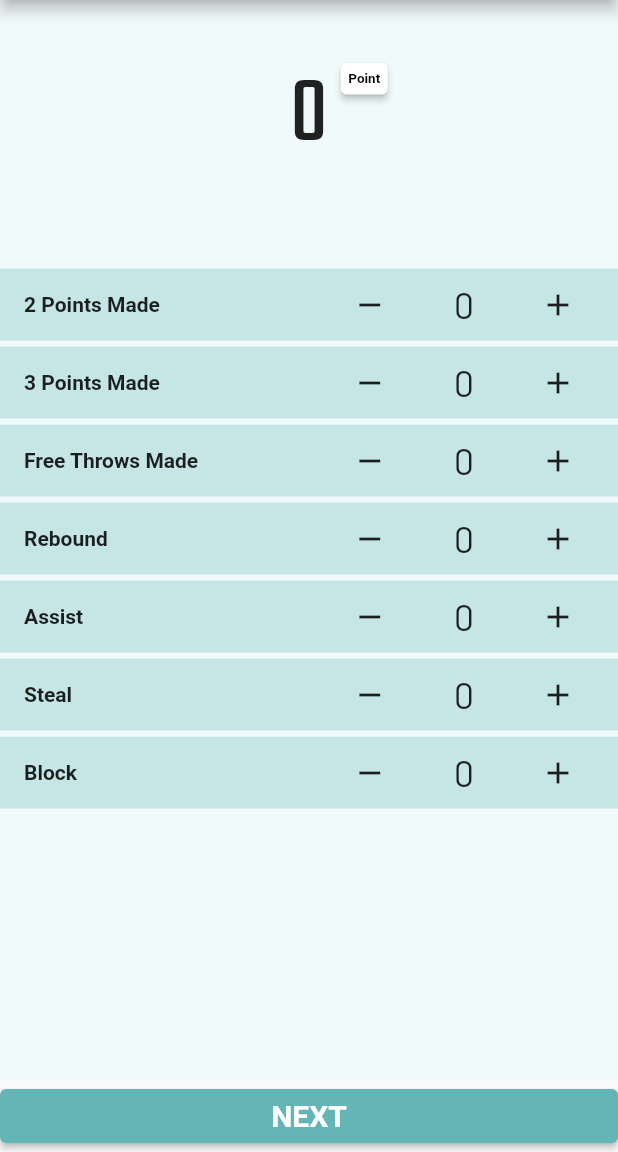
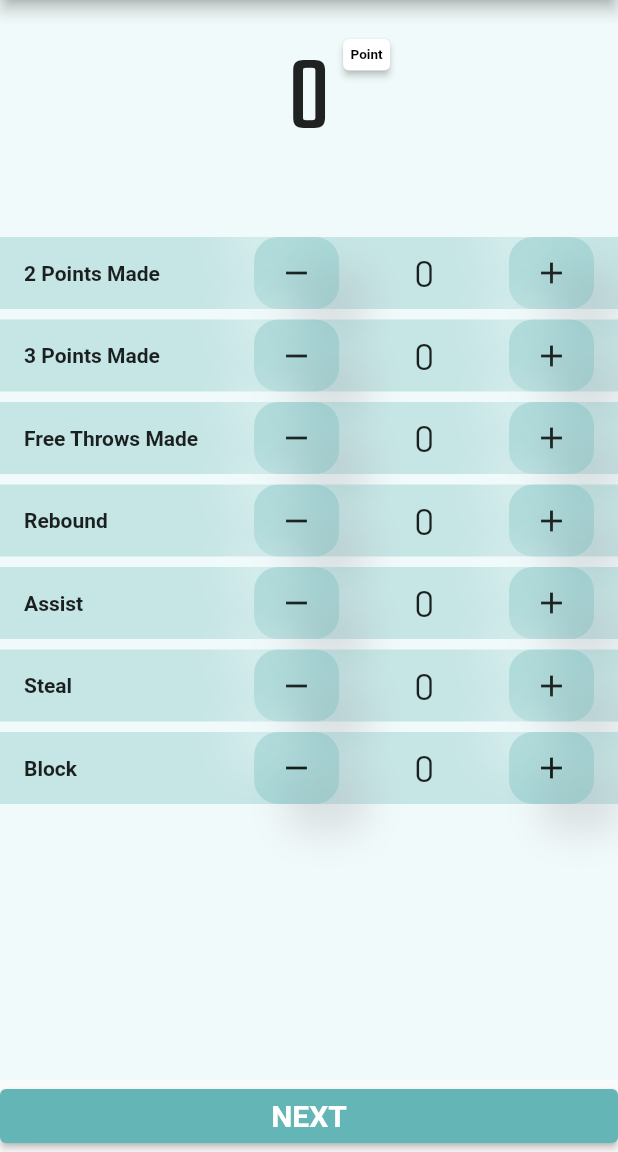
Before and after one commit to fathanradhiyan/posterized, a Flutter app: the InputPage screen opened directly with empty values, on a phone screen of 412 x 824 dp, the part 84-1236 px from its top. Run offline on Flutter 3.47's test engine with Material 2 defaults, Android fonts, the phone set to English and light mode, and no system bars; drawn by our look-alikes of badges; our stand-ins replace awesome_dialog, flutter_inset_box_shadow, flutter_spinkit, google_fonts, image_gallery_saver, image_picker and 3 more; Roboto replaces fonts that are missing (Cairo).

```diff
--- a/lib/main.dart
+++ b/lib/main.dart
@@ -1,16 +1,14 @@
 import 'package:flutter/material.dart';
 import 'package:flutter/services.dart';
 import 'package:posterized/const/color.dart';
-import 'package:posterized/pages/input_page.dart';
 import 'package:posterized/pages/opening_page.dart';
-import 'package:posterized/pages/poster_page.dart';
 
 void main() {
   runApp(const MyApp());
 }
 
 class MyApp extends StatefulWidget {
-  const MyApp({Key key}) : super(key: key);
+  const MyApp({Key? key}) : super(key: key);
 
   @override
   State<MyApp> createState() => _MyAppState();
@@ -33,7 +31,7 @@ class _MyAppState extends State<MyApp> {
         accentColor: ColorsConsts.sky,
         cursorColor: ColorsConsts.sky
       ),
-      home: OpeningPage(),
+      home: const OpeningPage(),
       debugShowCheckedModeBanner: false,
     );
   }
--- a/lib/pages/input_page.dart
+++ b/lib/pages/input_page.dart
@@ -1,17 +1,17 @@
 import 'dart:math';
 
 import 'package:badges/badges.dart';
-import 'package:flutter/cupertino.dart';
 import 'package:flutter/material.dart';
 import 'package:google_fonts/google_fonts.dart';
 import 'package:posterized/const/color.dart';
 import 'package:posterized/pages/poster_page.dart';
+import 'package:posterized/widget/button_cover.dart';
 import 'package:posterized/widget/scoring_bar.dart';
 
 class InputPage extends StatefulWidget {
-  final String name;
+  final String? name;
 
-  const InputPage({Key key, this.name}) : super(key: key);
+  const InputPage({Key? key, this.name}) : super(key: key);
 
   @override
   _InputPageState createState() => _InputPageState();
@@ -23,10 +23,10 @@ class _InputPageState extends State<InputPage> {
   int twoPoint = 0;
   int onePoint = 0;
 
-  int rebPoint;
-  int astPoint;
-  int stlPoint;
-  int blkPoint;
+  int? rebPoint;
+  int? astPoint;
+  int? stlPoint;
+  int? blkPoint;
 
   @override
   Widget build(BuildContext context) {
@@ -54,7 +54,7 @@ class _InputPageState extends State<InputPage> {
       body: Column(
         children: [
           Padding(
-            padding: const EdgeInsets.symmetric(vertical: 32),
+            padding: const EdgeInsets.symmetric(vertical: 16),
             child: Badge(
               badgeContent: Text(
                 finalScore > 1 ? 'Points' : 'Point',
@@ -74,7 +74,7 @@ class _InputPageState extends State<InputPage> {
               child: Text(
                 finalScore.toString(),
                 style: GoogleFonts.teko(
-                  fontSize: 64,
+                  fontSize: 72,
                 ),
               ),
             ),
@@ -84,14 +84,17 @@ class _InputPageState extends State<InputPage> {
               child: Padding(
                 padding: const EdgeInsets.only(left: 20),
                 child: Text(
-                  widget.name.toUpperCase(),
+                  widget.name!.toUpperCase(),
                   style: GoogleFonts.cairo(
                       fontSize: 18, fontWeight: FontWeight.bold),
                 ),
               )),
           twoPointBar('2 Points Made'),
+          const SizedBox(height: 3,),
           threePointBar('3 Points Made'),
+          const SizedBox(height: 3,),
           freeThrowBar('Free Throws Made'),
+          const SizedBox(height: 3,),
           ScoringBar(
             title: 'Rebound',
             scoring: (rebound) {
@@ -100,6 +103,7 @@ class _InputPageState extends State<InputPage> {
               });
             },
           ),
+          const SizedBox(height: 3,),
           ScoringBar(
             title: 'Assist',
             scoring: (assist) {
@@ -108,6 +112,7 @@ class _InputPageState extends State<InputPage> {
               });
             },
           ),
+          const SizedBox(height: 3,),
           ScoringBar(
             title: 'Steal',
             scoring: (steal) {
@@ -116,6 +121,7 @@ class _InputPageState extends State<InputPage> {
               });
             },
           ),
+          const SizedBox(height: 3,),
           ScoringBar(
             title: 'Block',
             scoring: (block) {
@@ -144,36 +150,52 @@ class _InputPageState extends State<InputPage> {
                 title,
                 style: GoogleFonts.cairo(fontWeight: FontWeight.bold),
               ),
-              Row(
+              SizedBox(
+                width: MediaQuery.of(context).size.width * 0.55,
+                child: Row(
                   children: [
-                  IconButton(
+                    Expanded(
+                      flex: 1,
+                      child: ButtonCover(icon: IconButton(
                         onPressed: () {
                           setState(() {
                             threePoint = max(0, threePoint - 1);
                             finalScore = max(0, finalScore - 3);
                           });
                         },
-                    icon: Icon(Icons.remove),
-                    splashColor: ColorsConsts.snow,
+                        icon: const Icon(Icons.remove),
+                        splashColor: Colors.transparent,
+                        splashRadius: 1,
+                      )),
                     ),
-                  Padding(
+                    Expanded(
+                      flex: 2,
+                      child: Padding(
                         padding: const EdgeInsets.symmetric(horizontal: 32),
+                        child: Center(
                           child: Text(
                             threePoint.toString(),
                             style: GoogleFonts.barlow(fontSize: 24),
                           ),
                         ),
-                  IconButton(
+                      ),
+                    ),
+                    Expanded(
+                      flex: 1,
+                      child: ButtonCover(icon: IconButton(
                         onPressed: () {
                           setState(() {
                             threePoint = min(100, threePoint + 1);
                             finalScore = min(100, finalScore + 3);
                           });
                         },
-                    icon: Icon(Icons.add),
-                    splashColor: ColorsConsts.snow,
+                        icon: const Icon(Icons.add),
+                        splashColor: Colors.transparent,
+                        splashRadius: 1,
+                      )),
                     ),
                   ],
+                ),
               )
             ],
           ),
@@ -196,36 +218,52 @@ class _InputPageState extends State<InputPage> {
                 title,
                 style: GoogleFonts.cairo(fontWeight: FontWeight.bold),
               ),
-              Row(
+              SizedBox(
+                width: MediaQuery.of(context).size.width * 0.55,
+                child: Row(
                   children: [
-                  IconButton(
+                    Expanded(
+                      flex: 1,
+                      child: ButtonCover(icon: IconButton(
                         onPressed: () {
                           setState(() {
                             twoPoint = max(0, twoPoint - 1);
                             finalScore = max(0, finalScore - 2);
                           });
                         },
-                    icon: Icon(Icons.remove),
-                    splashColor: ColorsConsts.snow,
+                        icon: const Icon(Icons.remove),
+                        splashColor: Colors.transparent,
+                        splashRadius: 1,
+                      )),
                     ),
-                  Padding(
+                    Expanded(
+                      flex: 2,
+                      child: Padding(
                         padding: const EdgeInsets.symmetric(horizontal: 32),
+                        child: Center(
                           child: Text(
                             twoPoint.toString(),
                             style: GoogleFonts.barlow(fontSize: 24),
                           ),
                         ),
-                  IconButton(
+                      ),
+                    ),
+                    Expanded(
+                      flex: 1,
+                      child: ButtonCover(icon: IconButton(
                         onPressed: () {
                           setState(() {
                             twoPoint = min(100, twoPoint + 1);
                             finalScore = min(100, finalScore + 2);
                           });
                         },
-                    icon: Icon(Icons.add),
-                    splashColor: ColorsConsts.snow,
+                        icon: const Icon(Icons.add),
+                        splashColor: Colors.transparent,
+                        splashRadius: 1,
+                      )),
                     ),
                   ],
+                ),
               )
             ],
           ),
@@ -248,36 +286,52 @@ class _InputPageState extends State<InputPage> {
                 title,
                 style: GoogleFonts.cairo(fontWeight: FontWeight.bold),
               ),
-              Row(
+              SizedBox(
+                width: MediaQuery.of(context).size.width * 0.55,
+                child: Row(
                   children: [
-                  IconButton(
+                    Expanded(
+                      flex: 1,
+                      child: ButtonCover(icon: IconButton(
                         onPressed: () {
                           setState(() {
                             onePoint = max(0, onePoint - 1);
                             finalScore = max(0, finalScore - 1);
                           });
                         },
-                    icon: Icon(Icons.remove),
-                    splashColor: ColorsConsts.snow,
+                        icon: const Icon(Icons.remove),
+                        splashColor: Colors.transparent,
+                        splashRadius: 1,
+                      )),
                     ),
-                  Padding(
+                    Expanded(
+                      flex: 2,
+                      child: Padding(
                         padding: const EdgeInsets.symmetric(horizontal: 32),
+                        child: Center(
                           child: Text(
                             onePoint.toString(),
                             style: GoogleFonts.barlow(fontSize: 24),
                           ),
                         ),
-                  IconButton(
+                      ),
+                    ),
+                    Expanded(
+                      flex: 1,
+                      child: ButtonCover(icon: IconButton(
                         onPressed: () {
                           setState(() {
                             onePoint = min(100, onePoint + 1);
                             finalScore = min(100, finalScore + 1);
                           });
                         },
-                    icon: Icon(Icons.add),
-                    splashColor: ColorsConsts.snow,
+                        icon: const Icon(Icons.add),
+                        splashColor: Colors.transparent,
+                        splashRadius: 1,
+                      )),
                     ),
                   ],
+                ),
               )
             ],
           ),
@@ -294,9 +348,9 @@ class _InputPageState extends State<InputPage> {
             context,
             MaterialPageRoute(
                 builder: (context) => PosterPage(
-                      player: widget.name,
-                      points: finalScore ?? 0,
-                      threepoints: threePoint ?? 0,
+                      player: widget.name!,
+                      points: finalScore,
+                      threepoints: threePoint,
                       rebound: rebPoint ?? 0,
                       assist: astPoint ?? 0,
                       steal: stlPoint ?? 0,
--- a/lib/pages/opening_page.dart
+++ b/lib/pages/opening_page.dart
@@ -6,7 +6,7 @@ import 'package:posterized/pages/input_page.dart';
 import 'package:posterized/widget/awesome_error_dialog.dart';
 
 class OpeningPage extends StatefulWidget {
-  const OpeningPage({Key key}) : super(key: key);
+  const OpeningPage({Key? key}) : super(key: key);
 
   @override
   _OpeningPageState createState() => _OpeningPageState();
--- /dev/null
+++ b/lib/widget/button_cover.dart
@@ -0,0 +1,50 @@
+import 'package:flutter_inset_box_shadow/flutter_inset_box_shadow.dart';
+import 'package:flutter/material.dart' hide BoxShadow, BoxDecoration;
+import '../const/color.dart';
+
+class ButtonCover extends StatefulWidget {
+  final Widget? icon;
+  const ButtonCover({Key? key, this.icon}) : super(key: key);
+
+  @override
+  _ButtonCoverState createState() => _ButtonCoverState();
+}
+
+class _ButtonCoverState extends State<ButtonCover> {
+  bool isPressed = false;
+
+  @override
+  Widget build(BuildContext context) {
+    Offset distance = isPressed? Offset(10, 10) : Offset(20, 20);
+    double blur = isPressed? 10 : 20;
+    return GestureDetector(
+      onTap: ()=> setState(() => isPressed = !isPressed),
+      child: Listener(
+        onPointerUp: (_) => setState(() => isPressed = false),
+        onPointerDown: (_) => setState(() => isPressed = true),
+        child: AnimatedContainer(
+          duration: Duration(milliseconds: 100),
+          decoration: BoxDecoration(
+              borderRadius: BorderRadius.circular(16),
+              color: ColorsConsts.sky.withOpacity(0.3),
+              boxShadow: [
+                BoxShadow(
+                  offset: -distance,
+                  blurRadius: blur,
+                  color: ColorsConsts.sky2.withOpacity(0.3),
+                  inset: isPressed,
+                ),
+                BoxShadow(
+                  offset: distance,
+                  blurRadius: blur,
+                  color: Color(0xFFA7A9AF).withOpacity(0.3),
+                  inset: isPressed,
+                ),
+              ]
+          ),
+          child: widget.icon!,
+        ),
+      ),
+    );
+  }
+}
--- a/lib/widget/scoring_bar.dart
+++ b/lib/widget/scoring_bar.dart
@@ -1,13 +1,15 @@
 import 'dart:math';
 
-import 'package:flutter/material.dart';
+import 'package:flutter/material.dart' hide BoxDecoration, BoxShadow;
 import 'package:google_fonts/google_fonts.dart';
 import 'package:posterized/const/color.dart';
+import 'package:flutter_inset_box_shadow/flutter_inset_box_shadow.dart';
+import 'package:posterized/widget/button_cover.dart';
 
 class ScoringBar extends StatefulWidget {
-  final String title;
-  final ValueSetter<int> scoring;
-  ScoringBar({Key key, this.title, this.scoring}) : super(key: key);
+  final String? title;
+  final ValueSetter<int>? scoring;
+  const ScoringBar({Key? key, this.title, this.scoring}) : super(key: key);
 
   @override
   _ScoringBarState createState() => _ScoringBarState();
@@ -15,6 +17,7 @@ class ScoringBar extends StatefulWidget {
 
 class _ScoringBarState extends State<ScoringBar> {
   int point = 0;
+  bool isPressed = false;
 
   @override
   Widget build(BuildContext context) {
@@ -28,39 +31,55 @@ class _ScoringBarState extends State<ScoringBar> {
             mainAxisAlignment: MainAxisAlignment.spaceBetween,
             children: [
               Text(
-                widget.title,
+                widget.title!,
                 style: GoogleFonts.cairo(fontWeight: FontWeight.bold),
               ),
-              Row(
+              SizedBox(
+                width: MediaQuery.of(context).size.width * 0.55,
+                child: Row(
                   children: [
-                  IconButton(
+                    Expanded(
+                      flex: 1,
+                      child: ButtonCover(icon: IconButton(
                         onPressed: () {
                           setState(() {
                             point = max(0, point -1);
-                        widget.scoring(point);
+                            widget.scoring!(point);
                           });
                         },
-                    icon: Icon(Icons.remove),
-                    splashColor: ColorsConsts.snow,
+                        icon: const Icon(Icons.remove),
+                        splashColor: Colors.transparent,
+                        splashRadius: 1,
+                      )),
                     ),
-                  Padding(
+                    Expanded(
+                      flex: 2,
+                      child: Padding(
                         padding: const EdgeInsets.symmetric(horizontal: 32),
+                        child: Center(
                           child: Text(
                             point.toString(),
                             style: GoogleFonts.barlow(fontSize: 24),
                           ),
                         ),
-                  IconButton(
+                      ),
+                    ),
+                    Expanded(
+                      flex: 1,
+                      child: ButtonCover(icon: IconButton(
                         onPressed: () {
                           setState(() {
                             point = min(100, point +1);
-                        widget.scoring(point);
+                            widget.scoring!(point);
                           });
                         },
-                    icon: Icon(Icons.add),
-                    splashColor: ColorsConsts.snow,
+                        icon: const Icon(Icons.add),
+                        splashColor: Colors.transparent,
+                        splashRadius: 1,
+                      )),
+                    )
+                  ],
                 ),
-                ],
               )
             ],
           ),
@@ -68,4 +87,38 @@ class _ScoringBarState extends State<ScoringBar> {
       ),
     );
   }
+
+  Widget buttonCover(Widget icon) {
+    Offset distance = isPressed? Offset(10, 10) : Offset(20.6, 20.6);
+    double blur = isPressed? 10 : 20;
+    return GestureDetector(
+      onTap: ()=> setState(() => isPressed = !isPressed),
+      child: Listener(
+        onPointerUp: (_) => setState(() => isPressed = false),
+        onPointerDown: (_) => setState(() => isPressed = true),
+        child: AnimatedContainer(
+          duration: Duration(milliseconds: 100),
+          decoration: BoxDecoration(
+              borderRadius: BorderRadius.circular(16),
+              color: ColorsConsts.sky.withOpacity(0.3),
+              boxShadow: [
+                BoxShadow(
+                  offset: -distance,
+                  blurRadius: blur,
+                  color: ColorsConsts.sky2.withOpacity(0.3),
+                  inset: isPressed,
+                ),
+                BoxShadow(
+                  offset: distance,
+                  blurRadius: blur,
+                  color: Color(0xFFA7A9AF).withOpacity(0.3),
+                  inset: isPressed,
+                ),
+              ]
+          ),
+          child: icon,
+        ),
+      ),
+    );
 }
+}
```
Also changed, not shown: lib/pages/poster_page.dart (+33 -34 lines), pubspec.yaml (+12 -11 lines), pubspec.lock, 5 other files. Lines whose indentation alone changed are shown as unchanged.
